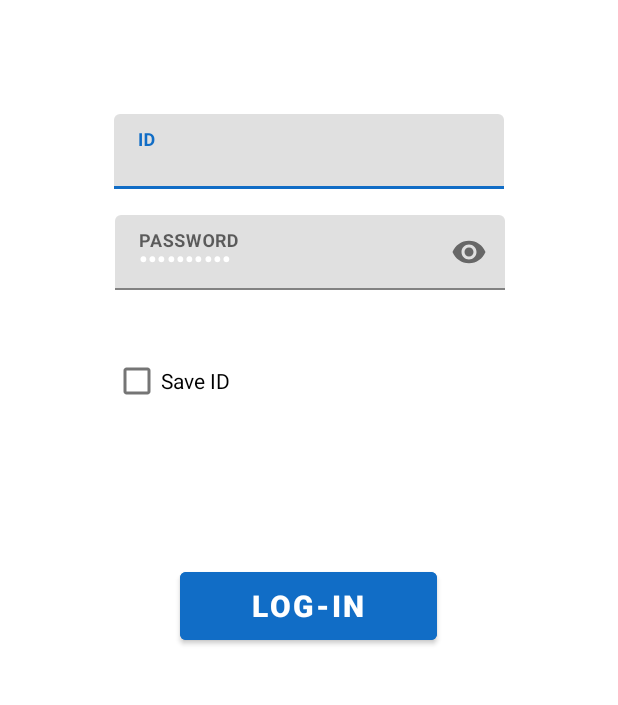
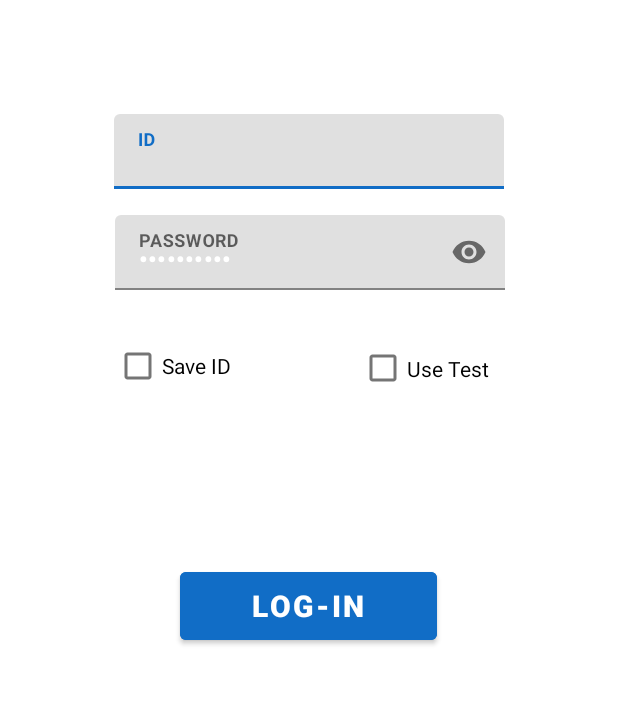
Before and after one commit to codelabs2022/HM_TEXAS, an Android app: the screen it shows after launch (LoginActivity), on a phone screen of 412 x 824 dp, the part 467-1172 px from its top. Run offline under Robolectric (Android 15) with nearby library versions, the phone set to English and light mode, and no system bars; 1 statement that could not run was skipped.

Commit message:
25.12.02

```diff
--- a/app/build.gradle
+++ b/app/build.gradle
@@ -10,8 +10,8 @@ android {
         applicationId "com.pda.hm_texas"
         minSdk 28
         targetSdk 34
-        versionCode 6
-        versionName "1.4"
+        versionCode 8
+        versionName "1.5"
 
         testInstrumentationRunner "androidx.test.runner.AndroidJUnitRunner"
         vectorDrawables {
--- a/app/src/main/java/com/pda/hm_texas/adapter/prod/OrderAdapter.java
+++ b/app/src/main/java/com/pda/hm_texas/adapter/prod/OrderAdapter.java
@@ -86,7 +86,7 @@ public class OrderAdapter extends RecyclerView.Adapter<OrderViewHolder>{
             }
 
             holder.tvOrerDate.setText(item.getItemNo());
-            holder.tvOrerNo.setText(item.getProdOrderNo());
+            holder.tvOrerNo.setText(item.getDxkLotNo());
             holder.tvOrerLineNo.setText(String.valueOf(item.getProdOrderLineNo()));
             holder.tvItemNo.setText(item.getItemNo());
             holder.tvItemName.setText(item.getDescription());
--- a/app/src/main/java/com/pda/hm_texas/adapter/prod/ProdItemViewHolder.java
+++ b/app/src/main/java/com/pda/hm_texas/adapter/prod/ProdItemViewHolder.java
@@ -1,5 +1,6 @@
 package com.pda.hm_texas.adapter.prod;
 
+import android.content.Context;
 import android.view.KeyEvent;
 import android.view.View;
 import android.view.inputmethod.InputMethodManager;
@@ -33,6 +34,7 @@ public class ProdItemViewHolder extends RecyclerView.ViewHolder{
         tvExp = itemView.findViewById(R.id.tvStockItemExp);
         tvUnit = itemView.findViewById(R.id.tvStockItemUnit);
 
+        imm = (InputMethodManager) itemView.getContext().getSystemService(Context.INPUT_METHOD_SERVICE);
         this.textWatcher = watcher;
         tvRemainQty.addTextChangedListener(textWatcher);
 
--- a/app/src/main/java/com/pda/hm_texas/adapter/sale/SaleOrderItemAdapter.java
+++ b/app/src/main/java/com/pda/hm_texas/adapter/sale/SaleOrderItemAdapter.java
@@ -29,6 +29,8 @@ public class SaleOrderItemAdapter  extends RecyclerView.Adapter<SaleLotInStockVi
     {
         this.longClickListener = callback;
     }
+
+    public boolean isSales = false;
 
     public SaleOrderItemAdapter(){
         mList = new ArrayList();
@@ -90,7 +92,8 @@ public class SaleOrderItemAdapter  extends RecyclerView.Adapter<SaleLotInStockVi
 
             holder.tvItemNo.setText(item.getItemNo());
             holder.tvItemName.setText(item.getDescription());
-            holder.tvBarcode.setText(item.getBarCode());
+            if(isSales) holder.tvBarcode.setText(item.getCustLotNo());
+            else holder.tvBarcode.setText(item.getBarCode());
             holder.tvLot.setText(item.getLotNo() );
             holder.tvRemainQty.setText(item.getRemainingQuantity().stripTrailingZeros().toPlainString() + " "+item.getUnitofMeasureCode());
             holder.tvMnf.setText(item.getManufacturingDate());
--- a/app/src/main/java/com/pda/hm_texas/helper/RetorfitHelper.java
+++ b/app/src/main/java/com/pda/hm_texas/helper/RetorfitHelper.java
@@ -20,10 +20,13 @@ public class RetorfitHelper {
     //public static final String USE_URL = "http://1.215.46.190:5701/";
     //public static final String USE_URL = "http://192.168.219.128:5702/";
     //public static final String USE_URL =  "http://192.168.0.36:8080/";
-    //public static final String USE_URL =  "http://192.168.0.36:9090/";
+    public static String USE_URL =  "http://192.168.0.36:9090/";
     //public static final String USE_URL =  "http://192.168.50.99:8080/";
-    public static final String USE_URL =  "http://4.255.209.126:8080/";
 
+    //public static final String USE_URL =  "http://4.255.209.126:8080/";
+
+    public static String LIVE_URL = "http://4.255.209.126:8080/";
+    public static String TEST_URL = "http://4.255.209.126:9090/";
 
     public static ApiService getApiService(String url){
 
@@ -33,7 +36,9 @@ public class RetorfitHelper {
 
     private static Retrofit getInstance(String url)
     {
-        Gson gson = new GsonBuilder().setLenient().create();
+        Gson gson = new GsonBuilder().setLenient()
+                .excludeFieldsWithoutExposeAnnotation()
+                .create();
 
         OkHttpClient okHttpClient = new OkHttpClient.Builder()
                 .connectTimeout(60, TimeUnit.SECONDS) // 연결 타임아웃 10초
--- a/app/src/main/java/com/pda/hm_texas/views/LoginActivity.java
+++ b/app/src/main/java/com/pda/hm_texas/views/LoginActivity.java
@@ -47,7 +47,7 @@ public class LoginActivity extends AppCompatActivity implements View.OnClickList
 
     private TextInputEditText etLoginID, etLoginPW;
     private Button btnLogin;
-    private CheckBox chkSaveID;
+    private CheckBox chkSaveID, chkTest;
 
     private static final int REQUEST_CODE_PERMISSION = 1001;
     private DownloadManager downloadManager;
@@ -65,9 +65,11 @@ public class LoginActivity extends AppCompatActivity implements View.OnClickList
 
         mContext = this;
         chkSaveID = findViewById(R.id.chkSaveID);
+        chkTest = findViewById(R.id.chkTest);
         btnLogin = findViewById(R.id.btnLogin);
 
         chkSaveID.setOnClickListener(this::onClick);
+        chkTest.setOnClickListener(this::onClick);
         btnLogin.setOnClickListener(this);
 
         etLoginID = findViewById(R.id.edLoginID);
@@ -79,6 +81,17 @@ public class LoginActivity extends AppCompatActivity implements View.OnClickList
         SharedPreferences sharedPreferences= getSharedPreferences("HOIMYUNGAPI", MODE_PRIVATE);
         SharedPreferences.Editor editor= sharedPreferences.edit();
         String saveid = sharedPreferences.getString("SAVE_ID", "");
+        String isTest = sharedPreferences.getString("IS_TEST", "N");
+
+        if(isTest.equals("N"))
+        {
+            chkTest.setChecked(false);
+            RetorfitHelper.USE_URL =  RetorfitHelper.LIVE_URL;
+        }
+        else {
+            chkTest.setChecked(true);
+            RetorfitHelper.USE_URL =  RetorfitHelper.TEST_URL;
+        }
 
         if(!saveid.isEmpty())
         {
@@ -116,7 +129,8 @@ public class LoginActivity extends AppCompatActivity implements View.OnClickList
                     if(!NowAppVersion.equals(response.body().getVERSION()))
                     {
                         //RequestPermission();
-                        downloadFileViaBrowser(mContext, RetorfitHelper.USE_URL +"pda/getAPK?pgtype=TEXAS");
+                        if(chkTest.isChecked())downloadFileViaBrowser(mContext, RetorfitHelper.USE_URL +"pda/getTESTAPK?pgtype=TEXAS_TEST");
+                        else downloadFileViaBrowser(mContext, RetorfitHelper.USE_URL +"pda/getAPK?pgtype=TEXAS");
                     }
                     else{
                         if(progressDialog.isShowing())progressDialog.dismiss();
@@ -206,6 +220,25 @@ public class LoginActivity extends AppCompatActivity implements View.OnClickList
             }
         }
     }
+
+    public void CheckTest(){
+
+        SharedPreferences sharedPreferences = getSharedPreferences("HOIMYUNGAPI", MODE_PRIVATE);
+        SharedPreferences.Editor editor = sharedPreferences.edit();
+
+        if(chkTest.isChecked())
+        {
+            RetorfitHelper.USE_URL =  RetorfitHelper.TEST_URL;
+            editor.putString("IS_TEST", "Y");
+        }
+        else{
+            RetorfitHelper.USE_URL =  RetorfitHelper.LIVE_URL;
+            editor.putString("IS_TEST", "N");
+
+        }
+        editor.apply();
+    }
+
     private void LoginProc() throws Exception {
         progressDialog.show();
         if(etLoginID.getText().toString().equals("") || etLoginID.getText() == null){
@@ -295,6 +328,9 @@ public class LoginActivity extends AppCompatActivity implements View.OnClickList
         else if(v.getId() == R.id.chkSaveID){
             CheckSaveState(v);
         }
+        else if(v.getId() == R.id.chkTest){
+            CheckTest();
+        }
     }
 
     @Override
--- a/app/src/main/java/com/pda/hm_texas/views/mat/ProdActivity.java
+++ b/app/src/main/java/com/pda/hm_texas/views/mat/ProdActivity.java
@@ -89,7 +89,7 @@ public class ProdActivity extends AppCompatActivity implements View.OnClickListe
         TextView tvLoc = findViewById(R.id.tvMatRegLoc);
         TextView tvQty = findViewById(R.id.tvMatRegQty);
 
-        tvOrder.setText(ProdHelper.getInstance().getProdOrder().getProdOrderNo());
+        tvOrder.setText(ProdHelper.getInstance().getProdOrder().getDxkLotNo());
         tvItem.setText(ProdHelper.getInstance().getProdOrder().getDescription());
         tvLoc.setText(ProdHelper.getInstance().getProdOrder().getLocationCode());
         tvQty.setText(ProdHelper.getInstance().getProdOrder().getRemainingQuantity().stripTrailingZeros().toPlainString() + " "+ ProdHelper.getInstance().getProdOrder().getUnitOfMeasureCode());
@@ -354,6 +354,7 @@ public class ProdActivity extends AppCompatActivity implements View.OnClickListe
                             else{
                                 for(int i=0; i<response.body().size(); i++){
                                     response.body().get(i).setEmptyCaseQty(new BigDecimal(etEmptyCase.getText().toString()));
+                                    response.body().get(i).setOriginalRemainingQuantity(response.body().get(i).getRemainingQuantity());
                                 }
                                 mAdapter.mList.addAll(response.body());
                                 mAdapter.notifyDataSetChanged();
--- a/app/src/main/res/layout/activity_login.xml
+++ b/app/src/main/res/layout/activity_login.xml
@@ -36,16 +36,29 @@
 
     <CheckBox
         android:id="@+id/chkSaveID"
-        android:layout_width="201dp"
-        android:layout_height="37dp"
+        android:layout_width="121dp"
+        android:layout_height="40dp"
         android:text="@string/saveid_desc"
         android:textColor="@color/black"
         app:layout_constraintBottom_toBottomOf="parent"
         app:layout_constraintEnd_toEndOf="parent"
-        app:layout_constraintHorizontal_bias="0.357"
+        app:layout_constraintHorizontal_bias="0.262"
         app:layout_constraintStart_toStartOf="parent"
         app:layout_constraintTop_toTopOf="parent"
-        app:layout_constraintVertical_bias="0.695" />
+        app:layout_constraintVertical_bias="0.683" />
+
+    <CheckBox
+        android:id="@+id/chkTest"
+        android:layout_width="97dp"
+        android:layout_height="43dp"
+        android:text="Use Test"
+        android:textColor="@color/black"
+        app:layout_constraintBottom_toBottomOf="parent"
+        app:layout_constraintEnd_toEndOf="parent"
+        app:layout_constraintHorizontal_bias="0.761"
+        app:layout_constraintStart_toStartOf="parent"
+        app:layout_constraintTop_toTopOf="parent"
+        app:layout_constraintVertical_bias="0.686" />
 
     <TextView
         android:id="@+id/textView3"
```
Also changed, not shown: app/src/main/java/com/pda/hm_texas/adapter/prod/ProdItemAdapter.java (+31 -16 lines), app/src/main/java/com/pda/hm_texas/dto/StockItemDTO.java (+24 -0 lines), app/src/main/java/com/pda/hm_texas/views/sale/SalePickingActivity.java (+7 -4 lines).
